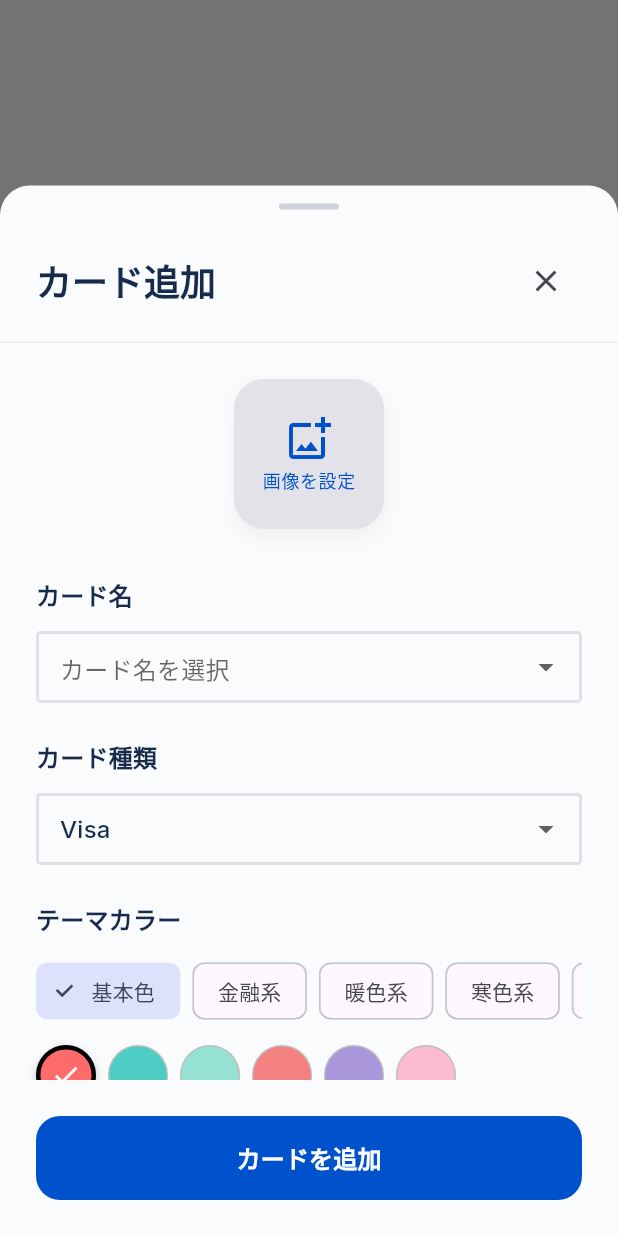
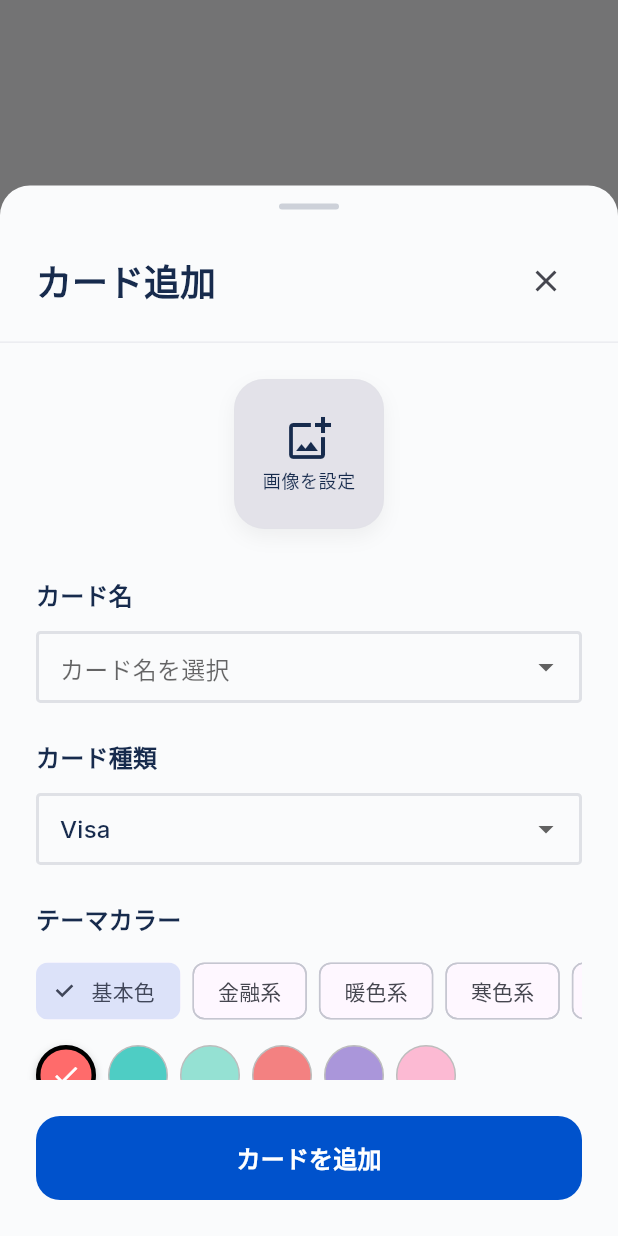
Before and after one commit to latte-dev-app/CreditCardDiary, a Flutter app: what showAddCardDialog() shows on an empty page, opened directly with empty values, on a phone screen of 412 x 824 dp. Run offline on Flutter 3.47's test engine with Material 3 defaults, Android fonts, the phone set to English and light mode, and no system bars; our stand-ins replace fl_chart, get_it, google_fonts, image_picker, shared_preferences; missing offline and left inert: dart:html, widgetbook; accounts and stored records are empty.

Commit message:
fix: カード追加ダイアログのテキストとアイコンの色を修正

```diff
--- a/lib/features/cards/presentation/dialogs/add_card_dialog.dart
+++ b/lib/features/cards/presentation/dialogs/add_card_dialog.dart
@@ -74,6 +74,7 @@ Future<void> showAddCardDialog(
                                 'カード追加',
                                 style: theme.textTheme.headlineSmall?.copyWith(
                                   fontWeight: FontWeight.bold,
+                                  color: theme.colorScheme.onSurface,
                                 ),
                               ),
                               const Spacer(),
@@ -185,7 +186,9 @@ Future<void> showAddCardDialog(
                                                       .add_photo_alternate_outlined,
                                                   size: 32,
                                                   color:
-                                                      theme.colorScheme.primary,
+                                                      theme
+                                                          .colorScheme
+                                                          .onSurface,
                                                 ),
                                                 const SizedBox(height: 4),
                                                 Text(
@@ -197,7 +200,7 @@ Future<void> showAddCardDialog(
                                                         color:
                                                             theme
                                                                 .colorScheme
-                                                                .primary,
+                                                                .onSurface,
                                                       ),
                                                 ),
                                               ],
```
